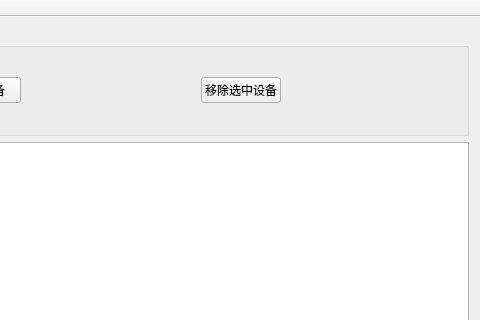
This is CameraStatusMonitor/mainwindow.ui in humadivinty/Qt_CameraStatusMonitor as Qt 5 draws it before an edit; both pictures show x 258 to 738 and y 0 to 320 of the 738 by 583 pixel window. The edited form follows.
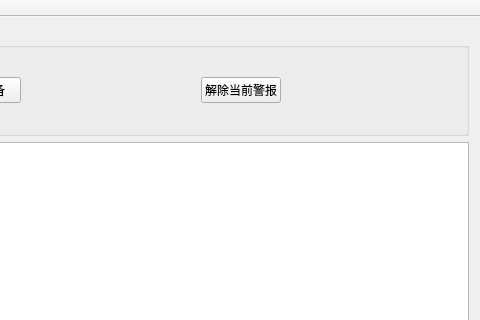
This is the edited form.

```diff
--- a/CameraStatusMonitor/mainwindow.ui
+++ b/CameraStatusMonitor/mainwindow.ui
@@ -57,7 +57,7 @@
             </sizepolicy>
            </property>
            <property name="text">
-            <string>移除选中设备</string>
+            <string>解除当前警报</string>
            </property>
           </widget>
          </item>
```
Left out of the diff: 3 changed lines with no effect on the pictures.
